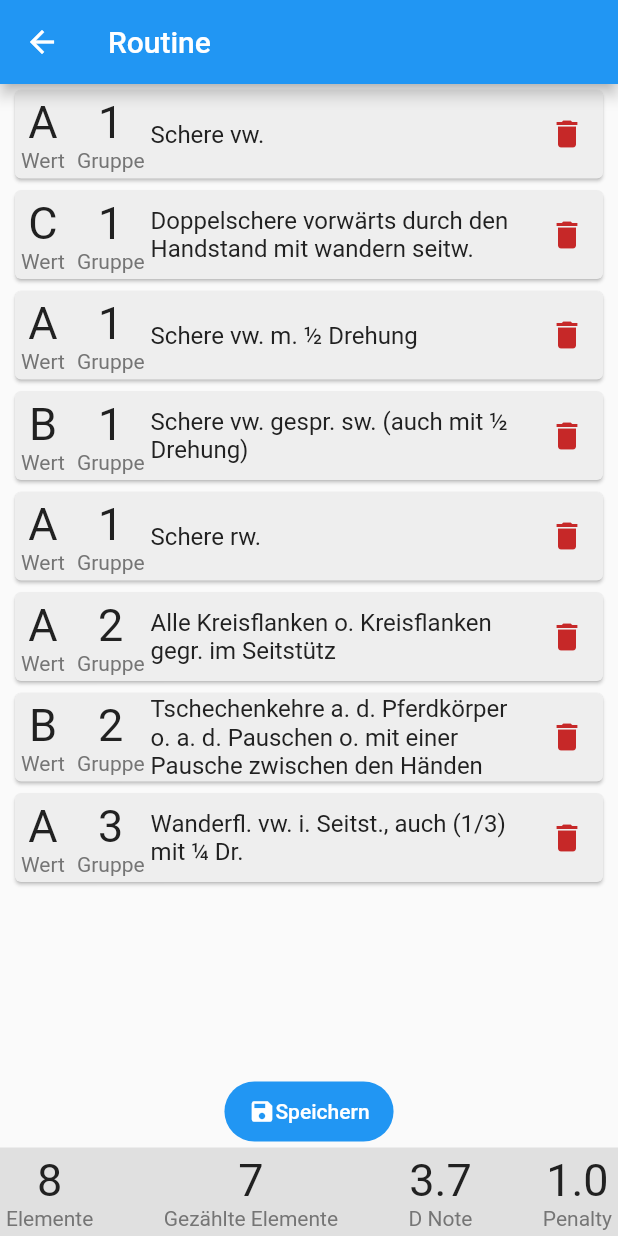
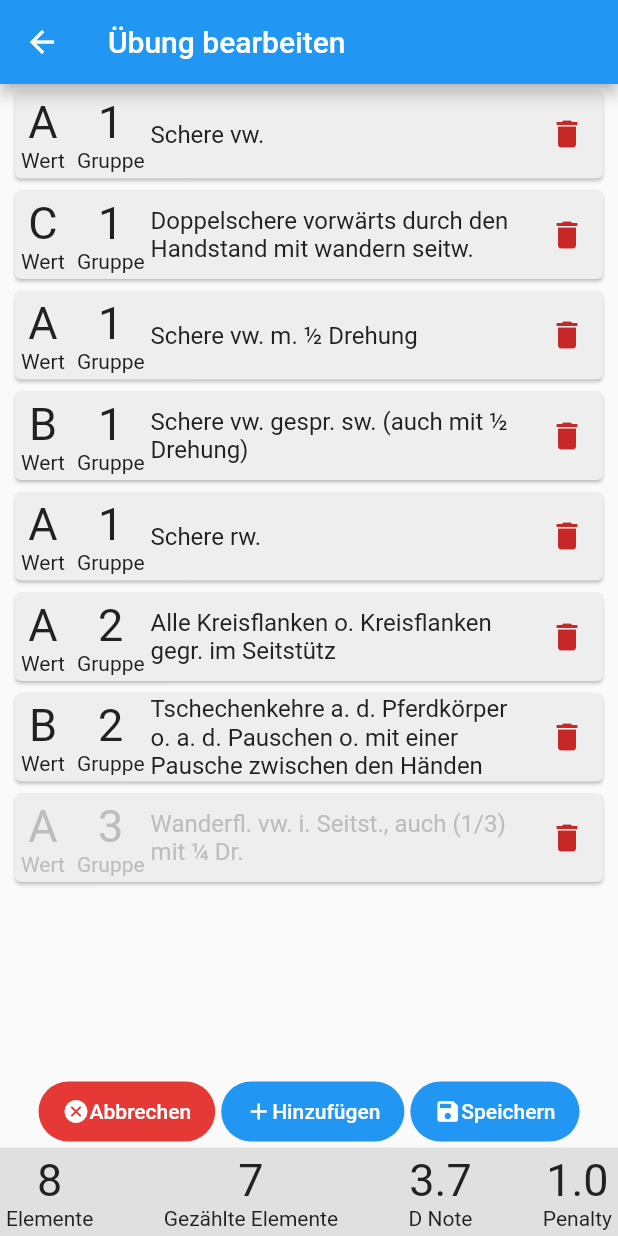
Before and after one commit to Makowe/Gym-Code, a Flutter app: the screen it shows after launch, after a tap on "Bearbeiten", on a phone screen of 412 x 824 dp. Run offline on Flutter 3.47's test engine with Material 2 defaults, Android fonts, the phone set to English and light mode, and no system bars.

Commit message:
implement Adding Elements from list

```diff
--- a/lib/pages/edit_routine.dart
+++ b/lib/pages/edit_routine.dart
@@ -4,6 +4,7 @@ import '../classes/routine.dart';
 import '../classes/routine_element.dart';
 import '../classes/rulesets/ruleset.dart';
 import '../widgets/routine_result_card.dart';
+import 'add_elements.dart';
 
 class EditRoutine extends StatefulWidget {
   const EditRoutine({super.key, required this.routine});
@@ -32,7 +33,7 @@ class _EditRoutineState extends State<EditRoutine> {
   Widget build(BuildContext context) {
     return Scaffold(
       appBar: AppBar(
-        title: const Text('Routine'),
+        title: const Text('Übung bearbeiten'),
       ),
       body: Column(
         mainAxisAlignment: MainAxisAlignment.spaceBetween,
@@ -60,13 +61,46 @@ class _EditRoutineState extends State<EditRoutine> {
                 ]),
           ),
           FittedBox(
+            child: Row(
+              children: [
+                Padding(
+                  padding: const EdgeInsets.symmetric(
+                      horizontal: 2.0, vertical: 0.0),
                   child: FilledButton(
                       onPressed: () {
-                  Navigator.pop(context, routine);
+                        discard();
+                      },
+                      style: ButtonStyle(
+                          backgroundColor:
+                              MaterialStatePropertyAll(Colors.red[600])),
+                      child: const Row(
+                        children: [Icon(Icons.cancel), Text('Abbrechen')],
+                      )),
+                ),
+                Padding(
+                  padding: const EdgeInsets.symmetric(
+                      horizontal: 2.0, vertical: 0.0),
+                  child: FilledButton(
+                      onPressed: () {
+                        addElements();
+                      },
+                      child: const Row(
+                        children: [Icon(Icons.add), Text('Hinzufügen')],
+                      )),
+                ),
+                Padding(
+                  padding: const EdgeInsets.symmetric(
+                      horizontal: 2.0, vertical: 0.0),
+                  child: FilledButton(
+                      onPressed: () {
+                        save();
                       },
                       child: const Row(
                         children: [Icon(Icons.save), Text('Speichern')],
                       )),
+                ),
+              ],
+            ),
           ),
           RoutineResultCard(routine: routine),
         ],
@@ -80,4 +114,25 @@ class _EditRoutineState extends State<EditRoutine> {
       ruleset.evaluateRoutine(routine);
     });
   }
+
+  Future<void> addElements() async {
+    final List<RoutineElement> newElements = await Navigator.push(
+      context,
+      MaterialPageRoute(
+        builder: (context) => const AddElements(),
+      ),
+    );
+    setState(() {
+      routine.addElements(newElements);
+      ruleset.evaluateRoutine(routine);
+    });
   }
+
+  void discard() {
+    Navigator.pop(context, null);
+  }
+
+  void save() {
+    Navigator.pop(context, routine);
+  }
+}
--- a/lib/pages/view_routine.dart
+++ b/lib/pages/view_routine.dart
@@ -70,14 +70,16 @@ class _ViewRoutineState extends State<ViewRoutine> {
   }
 
   Future<void> editRoutine() async {
-    final Routine routineEdited = await Navigator.push(
+    final Routine? routineEdited = await Navigator.push(
       context,
       MaterialPageRoute(
         builder: (context) => EditRoutine(routine: routine),
       ),
     );
     setState(() {
-      routine = routineEdited;
+      if (routineEdited != null) {
+        routine = routineEdited;
+      }
     });
   }
 }
--- a/lib/widgets/routine_element_card.dart
+++ b/lib/widgets/routine_element_card.dart
@@ -27,17 +27,19 @@ class RoutineElementCard extends StatelessWidget {
           ValueColumn(
             value: element.difficulty,
             description: 'Wert',
+            greyedOut: !element.isValued,
           ),
           ValueColumn(
             value: element.group.toString(),
             description: 'Gruppe',
+            greyedOut: !element.isValued,
           ),
           Expanded(
             child: Text(
               element.name['de']!,
               style: TextStyle(
                 fontSize: 16.0,
-                color: Colors.grey[900],
+                color: element.isValued ? Colors.grey[900] : Colors.grey[400],
               ),
             ),
           ),
--- a/lib/widgets/value_column.dart
+++ b/lib/widgets/value_column.dart
@@ -3,9 +3,13 @@ import 'package:flutter/material.dart';
 class ValueColumn extends StatelessWidget {
   final String value;
   final String description;
+  final bool greyedOut;
 
   const ValueColumn(
-      {super.key, required this.value, required this.description});
+      {super.key,
+      required this.value,
+      required this.description,
+      this.greyedOut = false});
 
   @override
   Widget build(BuildContext context) {
@@ -17,11 +21,15 @@ class ValueColumn extends StatelessWidget {
         children: [
           Text(
             value,
-            style: TextStyle(fontSize: 30.0, color: Colors.grey[900]),
+            style: TextStyle(
+                fontSize: 30.0,
+                color: greyedOut ? Colors.grey[400] : Colors.grey[900]),
           ),
           Text(
             description,
-            style: TextStyle(fontSize: 14.0, color: Colors.grey[600]),
+            style: TextStyle(
+                fontSize: 14.0,
+                color: greyedOut ? Colors.grey[400] : Colors.grey[900]),
           )
         ],
       ),
```
Also changed, not shown: lib/pages/add_elements.dart (added, +152 -0 lines), lib/widgets/element_list_compact.dart (added, +28 -0 lines), lib/widgets/routine_element_compact.dart (added, +68 -0 lines). Lines whose indentation alone changed are shown as unchanged.
